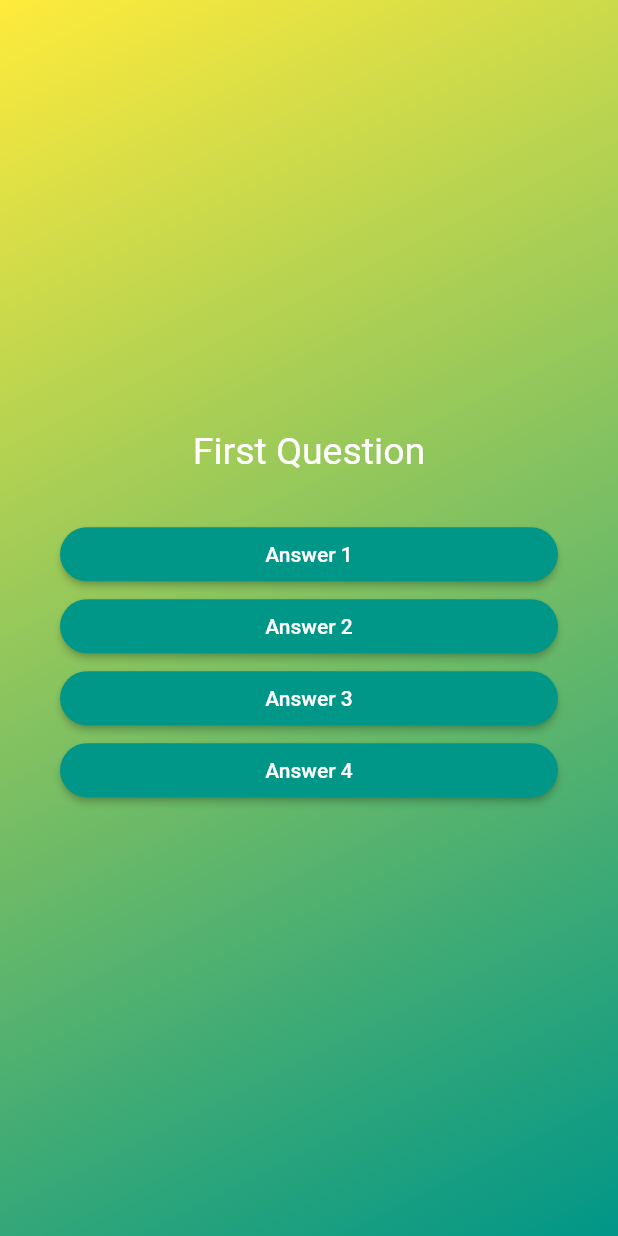
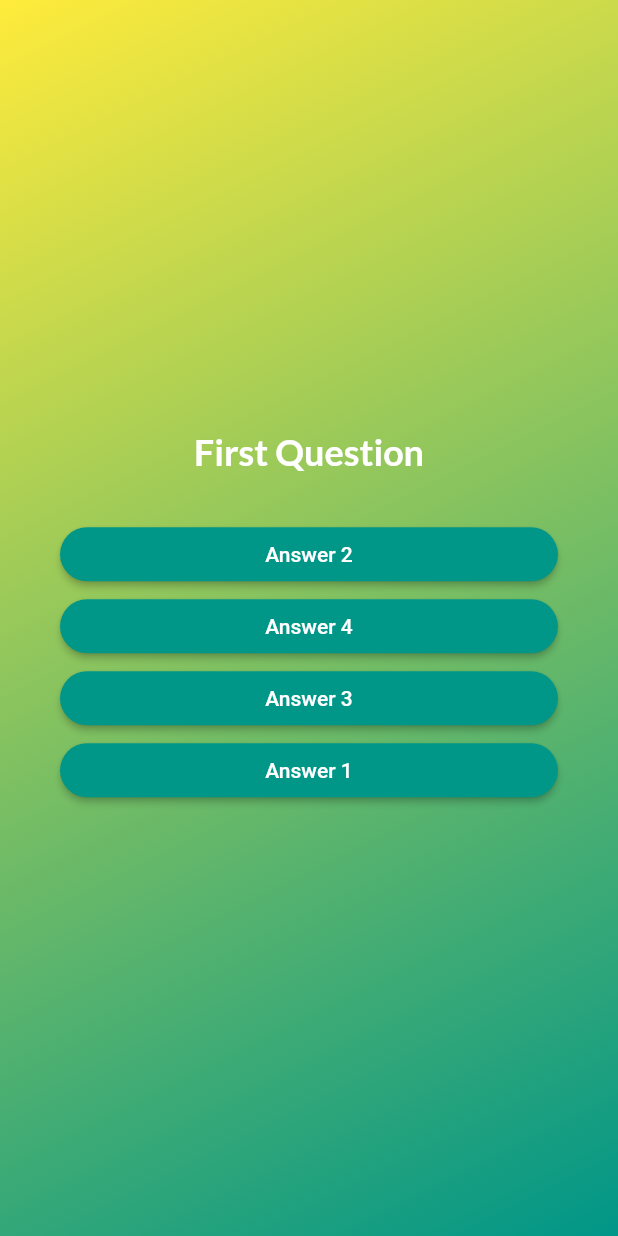
Before and after one commit to smandalsid/flutter_quiz, a Flutter app: the screen it shows after launch, after a tap on "Start quiz", on a phone screen of 412 x 824 dp. Run offline on Flutter 3.47's test engine with Material 2 defaults, Android fonts, the phone set to English and light mode, and no system bars; our stand-ins replace google_fonts.

Commit message:
google fonts

```diff
--- a/quiz_app/lib/answer_button.dart
+++ b/quiz_app/lib/answer_button.dart
@@ -15,7 +15,10 @@ class AnswerButton extends StatelessWidget {
         shape: RoundedRectangleBorder(borderRadius: BorderRadius.circular(40)),
         padding: const EdgeInsets.symmetric(vertical: 10, horizontal: 40),
       ),
-      child: Text(answertxt),
+      child: Text(
+        answertxt,
+        textAlign: TextAlign.center,
+      ),
     );
   }
 }
--- a/quiz_app/lib/questions_screen.dart
+++ b/quiz_app/lib/questions_screen.dart
@@ -1,6 +1,7 @@
 import 'package:flutter/material.dart';
 import 'package:quiz_app/answer_button.dart';
 import 'package:quiz_app/data/questions.dart';
+import 'package:google_fonts/google_fonts.dart';
 
 class QuestionsScreen extends StatefulWidget {
   const QuestionsScreen({super.key});
@@ -12,9 +13,16 @@ class QuestionsScreen extends StatefulWidget {
 }
 
 class _QuestionsScreen extends State<QuestionsScreen> {
+  var currquestion = 0;
+  void answerquestion() {
+    setState(() {
+      currquestion += 1;
+    });
+  }
+
   @override
   Widget build(context) {
-    final currentquestion = questions[0];
+    final currentquestion = questions[currquestion];
 
     return SizedBox(
       width: double.infinity,
@@ -26,15 +34,19 @@ class _QuestionsScreen extends State<QuestionsScreen> {
           children: [
             Text(
               currentquestion.text,
-              style: const TextStyle(color: Colors.white, fontSize: 25),
+              style: GoogleFonts.lato(
+                color: Colors.white,
+                fontSize: 24,
+                fontWeight: FontWeight.bold,
+              ),
               textAlign: TextAlign.center,
             ),
             const SizedBox(
               height: 30,
             ),
             // 3 dots are to spread the list to individual widgets.
-            ...currentquestion.answers.map((answer) {
-              return AnswerButton(answertxt: answer, ontap: () {});
+            ...currentquestion.shuffled().map((answer) {
+              return AnswerButton(answertxt: answer, ontap: answerquestion);
             })
           ],
         ),
--- a/quiz_app/pubspec.yaml
+++ b/quiz_app/pubspec.yaml
@@ -35,6 +35,7 @@ dependencies:
   # The following adds the Cupertino Icons font to your application.
   # Use with the CupertinoIcons class for iOS style icons.
   cupertino_icons: ^1.0.2
+  google_fonts: ^6.1.0
 
 dev_dependencies:
   flutter_test:
```
Also changed, not shown: quiz_app/pubspec.lock, 1 other file.
